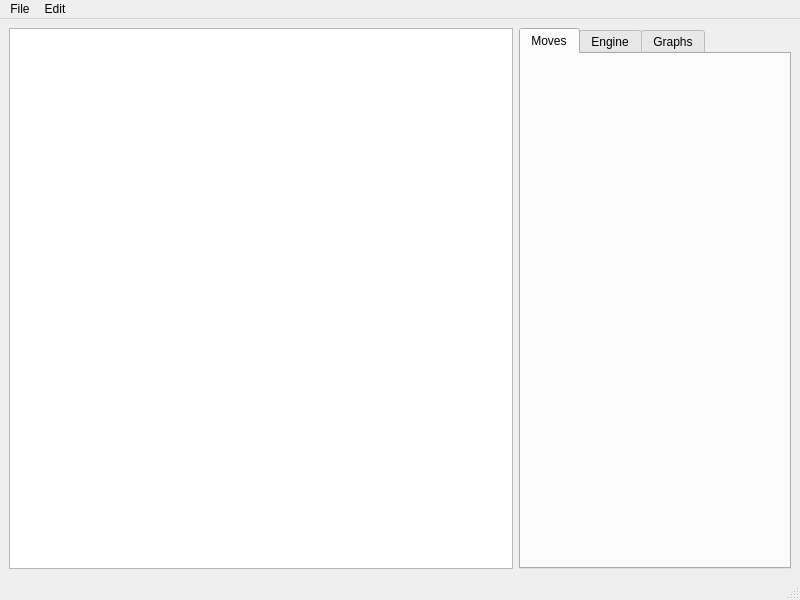
Old version of the form mainwindow.ui in the repository groloch/chess_gui.
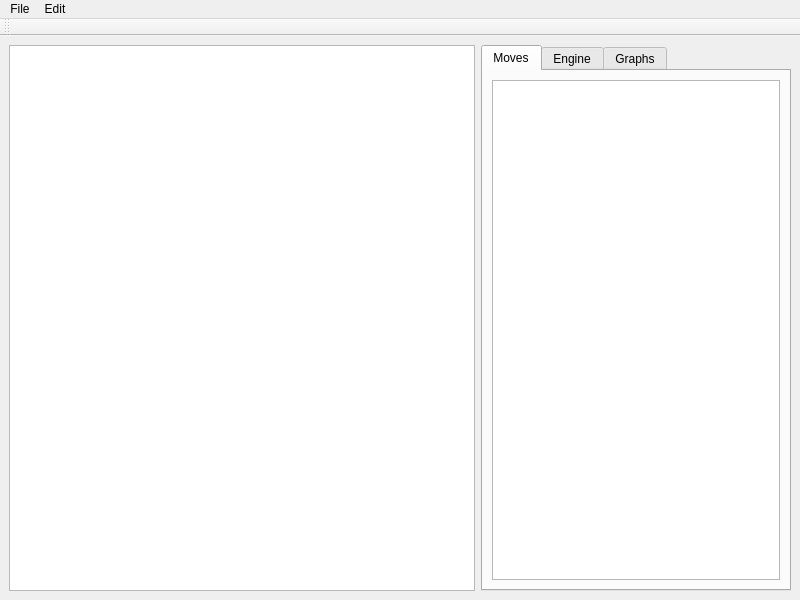
New version of the form.

Commit message: added text fiels in tabs, tool bar, fullscreen

```diff
--- a/mainwindow.ui
+++ b/mainwindow.ui
@@ -13,10 +13,13 @@
   <property name="windowTitle">
    <string>MainWindow</string>
   </property>
+  <property name="autoFillBackground">
+   <bool>false</bool>
+  </property>
   <widget class="QWidget" name="centralwidget">
-   <layout class="QHBoxLayout" name="horizontalLayout_2">
+   <layout class="QVBoxLayout" name="verticalLayout_8">
     <item>
-     <layout class="QHBoxLayout" name="horizontalLayout" stretch="65,35">
+     <layout class="QHBoxLayout" name="horizontalLayout" stretch="60,40">
       <property name="sizeConstraint">
        <enum>QLayout::SetNoConstraint</enum>
       </property>
@@ -25,6 +28,9 @@
       </item>
       <item>
        <widget class="QTabWidget" name="tabWidget">
+        <property name="enabled">
+         <bool>true</bool>
+        </property>
         <property name="currentIndex">
          <number>0</number>
         </property>
@@ -41,9 +47,21 @@
          <bool>false</bool>
         </property>
         <widget class="QWidget" name="tab">
+         <property name="enabled">
+          <bool>true</bool>
+         </property>
          <attribute name="title">
           <string>Moves</string>
          </attribute>
+         <layout class="QVBoxLayout" name="verticalLayout_5">
+          <item>
+           <layout class="QVBoxLayout" name="verticalLayout_2">
+            <item>
+             <widget class="QTextBrowser" name="textBrowser"/>
+            </item>
+           </layout>
+          </item>
+         </layout>
         </widget>
         <widget class="QWidget" name="tab_2">
          <attribute name="title">
@@ -83,7 +101,17 @@
    <addaction name="menuFile"/>
    <addaction name="menuEdit"/>
   </widget>
-  <widget class="QStatusBar" name="statusbar"/>
+  <widget class="QToolBar" name="toolBar">
+   <property name="windowTitle">
+    <string>toolBar</string>
+   </property>
+   <attribute name="toolBarArea">
+    <enum>TopToolBarArea</enum>
+   </attribute>
+   <attribute name="toolBarBreak">
+    <bool>false</bool>
+   </attribute>
+  </widget>
  </widget>
  <resources/>
  <connections/>
```
Left out of the diff: 21 changed lines with no effect on the pictures. The commit also changes 4 other files.
